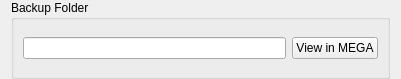
This is src/MEGASync/gui/ui/OpenBackupsFolder.ui in meganz/MEGAsync as Qt 5 draws it before an edit. The edited form follows.
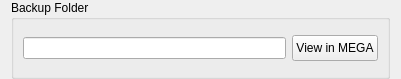
This is the edited form.

Patch:
```diff
--- a/src/MEGASync/gui/ui/OpenBackupsFolder.ui
+++ b/src/MEGASync/gui/ui/OpenBackupsFolder.ui
@@ -59,6 +59,18 @@
       </item>
       <item>
        <widget class="QPushButton" name="bOpenBackupFolder">
+        <property name="minimumSize">
+         <size>
+          <width>0</width>
+          <height>26</height>
+         </size>
+        </property>
+        <property name="maximumSize">
+         <size>
+          <width>16777215</width>
+          <height>26</height>
+         </size>
+        </property>
         <property name="cursor">
          <cursorShape>PointingHandCursor</cursorShape>
         </property>
```
Left out of the diff: 12 changed lines with no effect on the pictures.
